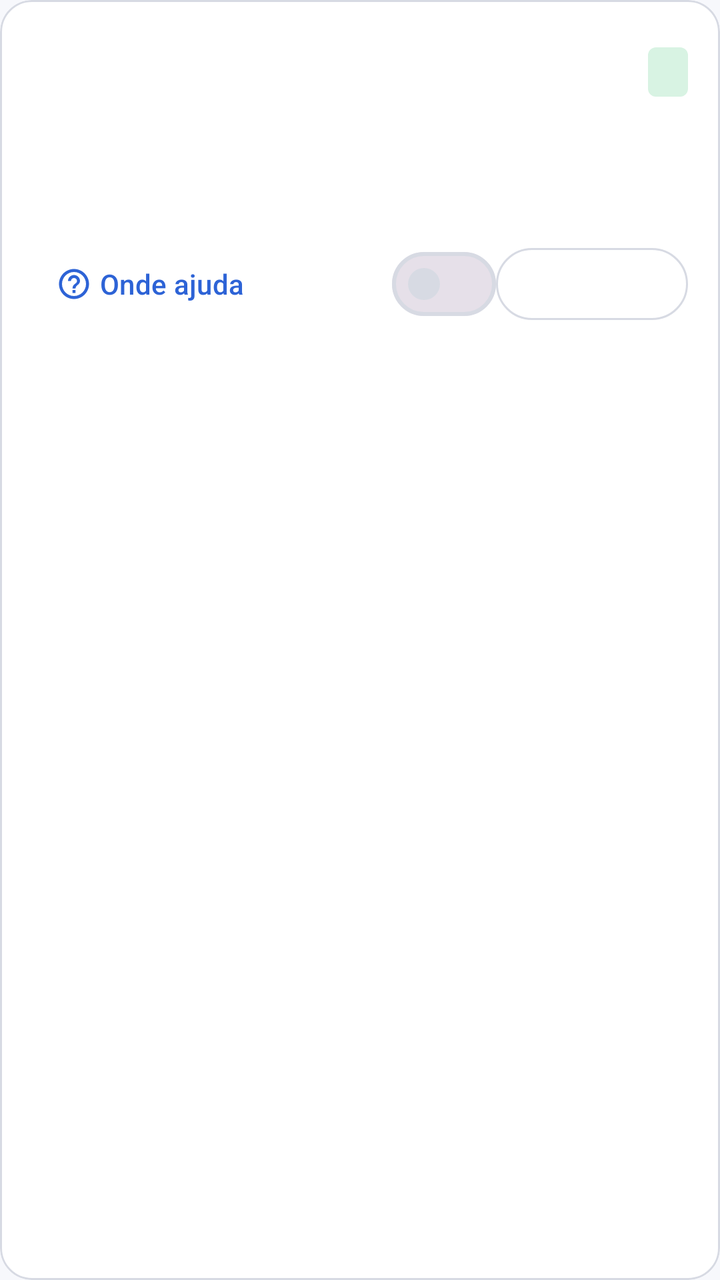
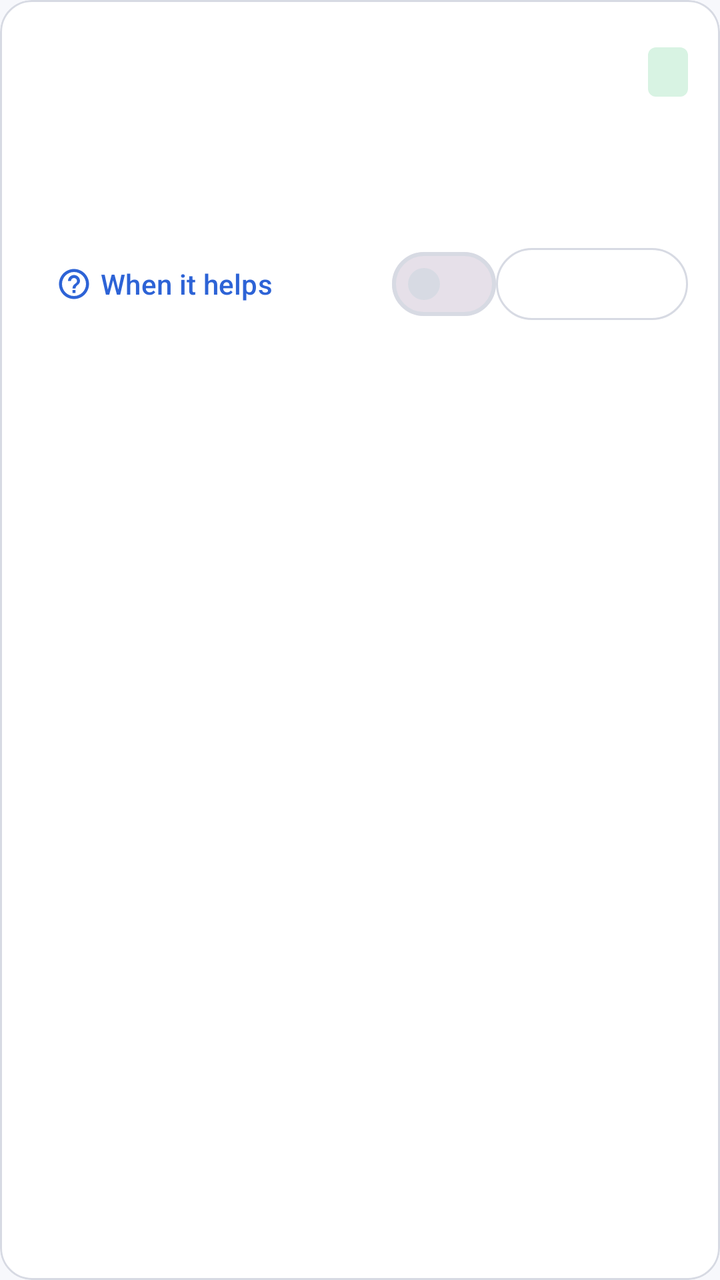

Two renders of the same Android screen: before a commit and after it. Below are the layout's source before the change and the commit's diff.
<!-- AndroidManifest.xml: application theme Theme.KristalLauncher -->
<!-- res/layout/item_patch.xml -->
<?xml version="1.0" encoding="utf-8"?>
<com.google.android.material.card.MaterialCardView
    xmlns:android="http://schemas.android.com/apk/res/android"
    xmlns:app="http://schemas.android.com/apk/res-auto"
    android:layout_width="match_parent"
    android:layout_height="wrap_content"
    android:layout_marginBottom="12dp"
    android:foreground="?attr/selectableItemBackground"
    app:cardBackgroundColor="@color/m3_surface_card"
    app:cardCornerRadius="16dp"
    app:cardElevation="0dp"
    app:strokeColor="@color/m3_outline"
    app:strokeWidth="1dp">

    <LinearLayout
        android:layout_width="match_parent"
        android:layout_height="wrap_content"
        android:orientation="vertical"
        android:padding="16dp">

        <LinearLayout
            android:layout_width="match_parent"
            android:layout_height="wrap_content"
            android:gravity="center_vertical"
            android:orientation="horizontal">

            <LinearLayout
                android:layout_width="0dp"
                android:layout_height="wrap_content"
                android:layout_weight="1"
                android:orientation="vertical">

                <TextView
                    android:id="@+id/tvPatchName"
                    android:layout_width="match_parent"
                    android:layout_height="wrap_content"
                    android:textColor="@color/m3_on_surface"
                    android:textSize="16sp"
                    android:textStyle="bold" />

                <TextView
                    android:id="@+id/tvPatchVersion"
                    android:layout_width="match_parent"
                    android:layout_height="wrap_content"
                    android:layout_marginTop="2dp"
                    android:textColor="@color/m3_on_surface_variant"
                    android:textSize="12sp" />
            </LinearLayout>

            <TextView
                android:id="@+id/tvPatchTrust"
                android:layout_width="wrap_content"
                android:layout_height="wrap_content"
                android:background="@drawable/bg_badge_demo"
                android:paddingHorizontal="10dp"
                android:paddingVertical="5dp"
                android:textSize="11sp"
                android:textStyle="bold" />
        </LinearLayout>

        <TextView
            android:id="@+id/tvPatchDescription"
            android:layout_width="match_parent"
            android:layout_height="wrap_content"
            android:layout_marginTop="10dp"
            android:ellipsize="end"
            android:maxLines="2"
            android:textColor="@color/m3_on_surface_variant"
            android:textSize="13sp" />

        <TextView
            android:id="@+id/tvPatchMetadata"
            android:layout_width="match_parent"
            android:layout_height="wrap_content"
            android:layout_marginTop="10dp"
            android:textColor="@color/m3_primary"
            android:textSize="12sp" />

        <LinearLayout
            android:layout_width="match_parent"
            android:layout_height="wrap_content"
            android:layout_marginTop="8dp"
            android:gravity="center_vertical|end"
            android:orientation="horizontal">

            <com.google.android.material.button.MaterialButton
                android:id="@+id/btnPatchUseCases"
                style="@style/Widget.Material3.Button.TextButton"
                android:layout_width="wrap_content"
                android:layout_height="44dp"
                android:minWidth="0dp"
                android:text="@string/patch_when_useful"
                android:textColor="@color/m3_primary"
                app:icon="@drawable/ic_help_outline"
                app:iconSize="18dp"
                app:iconTint="@color/m3_primary" />

            <Space
                android:layout_width="0dp"
                android:layout_height="1dp"
                android:layout_weight="1" />

            <com.google.android.material.materialswitch.MaterialSwitch
                android:id="@+id/switchPatchEnabled"
                android:layout_width="wrap_content"
                android:layout_height="wrap_content"
                android:contentDescription="@string/patch_enabled_by_default" />

            <com.google.android.material.progressindicator.CircularProgressIndicator
                android:id="@+id/patchActionProgress"
                android:layout_width="20dp"
                android:layout_height="20dp"
                android:layout_marginEnd="10dp"
                android:indeterminate="true"
                android:visibility="gone"
                app:indicatorColor="@color/m3_primary"
                app:indicatorSize="20dp"
                app:trackThickness="2dp" />

            <com.google.android.material.button.MaterialButton
                android:id="@+id/btnPatchAction"
                style="@style/Widget.Material3.Button.OutlinedButton"
                android:layout_width="wrap_content"
                android:layout_height="44dp"
                android:minWidth="96dp" />
        </LinearLayout>
    </LinearLayout>
</com.google.android.material.card.MaterialCardView>
<!-- resources referenced by this layout -->
<resources>
  <color name="m3_surface_card">#FFFFFF</color>
  <!-- drawable bg_badge_demo (drawable) -->
  <?xml version="1.0" encoding="utf-8"?>
  <shape xmlns:android="http://schemas.android.com/apk/res/android">
      <solid android:color="@color/badge_demo_bg" />
      <corners android:radius="4dp" />
  </shape>
  <string name="patch_enabled_by_default">Ativado</string>
  <string name="patch_when_useful">Onde ajuda</string>
  <style name="Theme.KristalLauncher" parent="Theme.Material3.DayNight.NoActionBar">
          <item name="colorPrimary">@color/m3_primary</item>
          <item name="colorOnPrimary">@color/m3_on_primary</item>
          <item name="colorPrimaryContainer">@color/m3_primary_container</item>
          <item name="colorOnPrimaryContainer">@color/m3_on_primary_container</item>
          <item name="android:colorBackground">@color/m3_bg_dark</item>
          <item name="colorSurface">@color/m3_surface</item>
          <item name="colorSurfaceVariant">@color/m3_surface_variant</item>
          <item name="colorOnSurface">@color/m3_on_surface</item>
          <item name="colorOnSurfaceVariant">@color/m3_on_surface_variant</item>
          <item name="colorOutline">@color/m3_outline</item>
          <item name="android:windowDrawsSystemBarBackgrounds">true</item>
          <item name="android:statusBarColor">@color/m3_bg_dark</item>
          <item name="android:navigationBarColor">@color/m3_bg_dark</item>
          <item name="android:windowLightStatusBar">@bool/is_light_theme</item>
          <item name="android:windowLightNavigationBar" tools:targetApi="o_mr1">@bool/is_light_theme</item>
          <item name="android:windowActionModeOverlay">true</item>
          <item name="android:windowActivityTransitions">true</item>
          <item name="android:windowContentTransitions">true</item>
      </style>
  <!-- unchanged entries left out for length: 12 -->
</resources>

<!-- the commit's change to res/layout/item_patch.xml (unified diff, before → after) -->
@@ -6,10 +6,10 @@
     android:layout_height="wrap_content"
     android:layout_marginBottom="12dp"
     android:foreground="?attr/selectableItemBackground"
-    app:cardBackgroundColor="@color/m3_surface_card"
-    app:cardCornerRadius="16dp"
+    app:cardBackgroundColor="?attr/colorSurface"
+    app:cardCornerRadius="?attr/kristalCorner16"
     app:cardElevation="0dp"
-    app:strokeColor="@color/m3_outline"
+    app:strokeColor="?attr/colorOutline"
     app:strokeWidth="1dp">
 
     <LinearLayout
@@ -34,7 +34,7 @@
                     android:id="@+id/tvPatchName"
                     android:layout_width="match_parent"
                     android:layout_height="wrap_content"
-                    android:textColor="@color/m3_on_surface"
+                    android:textColor="?attr/colorOnSurface"
                     android:textSize="16sp"
                     android:textStyle="bold" />
 
@@ -43,7 +43,7 @@
                     android:layout_width="match_parent"
                     android:layout_height="wrap_content"
                     android:layout_marginTop="2dp"
-                    android:textColor="@color/m3_on_surface_variant"
+                    android:textColor="?attr/colorOnSurfaceVariant"
                     android:textSize="12sp" />
             </LinearLayout>
 
@@ -65,7 +65,7 @@
             android:layout_marginTop="10dp"
             android:ellipsize="end"
             android:maxLines="2"
-            android:textColor="@color/m3_on_surface_variant"
+            android:textColor="?attr/colorOnSurfaceVariant"
             android:textSize="13sp" />
 
         <TextView
@@ -73,7 +73,7 @@
             android:layout_width="match_parent"
             android:layout_height="wrap_content"
             android:layout_marginTop="10dp"
-            android:textColor="@color/m3_primary"
+            android:textColor="?attr/colorPrimary"
             android:textSize="12sp" />
 
         <LinearLayout
@@ -88,12 +88,13 @@
                 style="@style/Widget.Material3.Button.TextButton"
                 android:layout_width="wrap_content"
                 android:layout_height="44dp"
+                app:cornerRadius="?attr/kristalCorner20"
                 android:minWidth="0dp"
                 android:text="@string/patch_when_useful"
-                android:textColor="@color/m3_primary"
-                app:icon="@drawable/ic_help_outline"
+                android:textColor="?attr/colorPrimary"
+                app:icon="?attr/kristalIconHelp"
                 app:iconSize="18dp"
-                app:iconTint="@color/m3_primary" />
+                app:iconTint="?attr/colorPrimary" />
 
             <Space
                 android:layout_width="0dp"
@@ -106,6 +107,14 @@
                 android:layout_height="wrap_content"
                 android:contentDescription="@string/patch_enabled_by_default" />
 
+            <kwz.love2d.launcher.ui.DeltaruneSquareSwitch
+                android:id="@+id/switchPatchEnabledDeltarune"
+                android:layout_width="44dp"
+                android:layout_height="24dp"
+                android:layout_marginEnd="8dp"
+                android:contentDescription="@string/patch_enabled_by_default"
+                android:visibility="gone" />
+
             <com.google.android.material.progressindicator.CircularProgressIndicator
                 android:id="@+id/patchActionProgress"
                 android:layout_width="20dp"
@@ -113,7 +122,7 @@
                 android:layout_marginEnd="10dp"
                 android:indeterminate="true"
                 android:visibility="gone"
-                app:indicatorColor="@color/m3_primary"
+                app:indicatorColor="?attr/colorPrimary"
                 app:indicatorSize="20dp"
                 app:trackThickness="2dp" />
 
@@ -122,6 +131,7 @@
                 style="@style/Widget.Material3.Button.OutlinedButton"
                 android:layout_width="wrap_content"
                 android:layout_height="44dp"
+                app:cornerRadius="?attr/kristalCorner20"
                 android:minWidth="96dp" />
         </LinearLayout>
     </LinearLayout>
<!-- resource entries referenced after the edit -->
@@ -1,25 +1,27 @@
 <!-- resources referenced by this layout -->
 <resources>
-  <color name="m3_surface_card">#FFFFFF</color>
   <!-- drawable bg_badge_demo (drawable) -->
   <?xml version="1.0" encoding="utf-8"?>
   <shape xmlns:android="http://schemas.android.com/apk/res/android">
       <solid android:color="@color/badge_demo_bg" />
-      <corners android:radius="4dp" />
+      <corners android:radius="?attr/kristalCorner4" />
   </shape>
-  <string name="patch_enabled_by_default">Ativado</string>
-  <string name="patch_when_useful">Onde ajuda</string>
+  <string name="patch_enabled_by_default">Enabled</string>
+  <string name="patch_when_useful">When it helps</string>
   <style name="Theme.KristalLauncher" parent="Theme.Material3.DayNight.NoActionBar">
           <item name="colorPrimary">@color/m3_primary</item>
           <item name="colorOnPrimary">@color/m3_on_primary</item>
           <item name="colorPrimaryContainer">@color/m3_primary_container</item>
           <item name="colorOnPrimaryContainer">@color/m3_on_primary_container</item>
+          <item name="colorError">@color/m3_error</item>
           <item name="android:colorBackground">@color/m3_bg_dark</item>
           <item name="colorSurface">@color/m3_surface</item>
           <item name="colorSurfaceVariant">@color/m3_surface_variant</item>
           <item name="colorOnSurface">@color/m3_on_surface</item>
           <item name="colorOnSurfaceVariant">@color/m3_on_surface_variant</item>
           <item name="colorOutline">@color/m3_outline</item>
+          <item name="colorControlNormal">@color/m3_on_surface_variant</item>
+          <item name="colorControlActivated">@color/m3_primary</item>
           <item name="android:windowDrawsSystemBarBackgrounds">true</item>
           <item name="android:statusBarColor">@color/m3_bg_dark</item>
           <item name="android:navigationBarColor">@color/m3_bg_dark</item>
@@ -28,7 +30,305 @@
           <item name="android:windowActionModeOverlay">true</item>
           <item name="android:windowActivityTransitions">true</item>
           <item name="android:windowContentTransitions">true</item>
+          <item name="kristalCorner4">4dp</item>
+          <item name="kristalCorner9">9dp</item>
+          <item name="kristalCorner12">12dp</item>
+          <item name="kristalCorner14">14dp</item>
+          <item name="kristalCorner16">16dp</item>
+          <item name="kristalCorner18">18dp</item>
+          <item name="kristalCorner19">19dp</item>
+          <item name="kristalCorner20">20dp</item>
+          <item name="kristalCorner22">22dp</item>
+          <item name="kristalCorner24">24dp</item>
+          <item name="kristalPrimaryContent">#FFFFFF</item>
+          <item name="kristalPatchCardColor">@color/m3_surface_variant</item>
+          <item name="kristalSegmentedButtonUncheckedColor">@color/m3_surface</item>
+          <item name="kristalIconArrowBack">@drawable/ic_arrow_back</item>
+          <item name="kristalIconChevronRight">@drawable/ic_chevron_right</item>
+          <item name="kristalIconClose">@drawable/ic_close</item>
+          <item name="kristalIconDarkMode">@drawable/ic_dark_mode</item>
+          <item name="kristalIconDelete">@drawable/ic_delete</item>
+          <item name="kristalIconDevice">@drawable/ic_device</item>
+          <item name="kristalIconFavorite">@drawable/ic_favorite</item>
+          <item name="kristalIconFilter">@drawable/ic_filter</item>
+          <item name="kristalIconFolder">@drawable/ic_folder</item>
+          <item name="kristalIconGamepad">@drawable/ic_gamepad</item>
+          <item name="kristalIconGithub">@drawable/ic_github</item>
+          <item name="kristalIconHeart">@drawable/ic_heart_pixel</item>
+          <item name="kristalIconHelp">@drawable/ic_help_outline</item>
+          <item name="kristalIconHistory">@drawable/ic_history</item>
+          <item name="kristalIconLanguage">@drawable/ic_language</item>
+          <item name="kristalIconLightMode">@drawable/ic_light_mode</item>
+          <item name="kristalIconMore">@drawable/ic_more_vert</item>
+          <item name="kristalIconPalette">@drawable/ic_palette</item>
+          <item name="kristalIconPlay">@drawable/ic_play</item>
+          <item name="kristalIconRefresh">@drawable/ic_refresh</item>
+          <item name="kristalIconSearch">@drawable/ic_search</item>
+          <item name="kristalIconSettings">@drawable/ic_settings</item>
+          <item name="kristalIconTune">@drawable/ic_tune</item>
+          <item name="kristalIconViewGrid">@drawable/ic_view_grid</item>
+          <item name="kristalIconViewList">@drawable/ic_view_list</item>
       </style>
+  <color name="m3_error">#BA1A1A</color>
+  <!-- drawable ic_arrow_back (drawable) -->
+  <vector xmlns:android="http://schemas.android.com/apk/res/android"
+      android:width="24dp"
+      android:height="24dp"
+      android:viewportWidth="24"
+      android:viewportHeight="24"
+      android:tint="?attr/colorOnSurface">
+    <path
+        android:fillColor="@android:color/white"
+        android:pathData="M20,11H7.83l5.59,-5.59L12,4l-8,8 8,8 1.41,-1.41L7.83,13H20v-2z"/>
+  </vector>
+  <!-- drawable ic_chevron_right (drawable) -->
+  <vector xmlns:android="http://schemas.android.com/apk/res/android"
+      android:width="24dp"
+      android:height="24dp"
+      android:viewportWidth="24"
+      android:viewportHeight="24"
+      android:tint="?attr/colorOnSurfaceVariant">
+    <path
+        android:fillColor="@android:color/white"
+        android:pathData="M10,6L8.59,7.41 13.17,12l-4.58,4.59L10,18l6,-6z"/>
+  </vector>
+  <!-- drawable ic_close (drawable) -->
+  <?xml version="1.0" encoding="utf-8"?>
+  <vector xmlns:android="http://schemas.android.com/apk/res/android"
+      android:width="24dp"
+      android:height="24dp"
+      android:viewportWidth="24"
+      android:viewportHeight="24">
+      <path
+          android:fillColor="#FFFFFFFF"
+          android:pathData="M18.3,5.71L12,12l6.3,6.29 -1.41,1.42L10.59,13.41 4.29,19.71 2.88,18.29 9.17,12 2.88,5.71 4.29,4.29 10.59,10.59 16.89,4.29z" />
+  </vector>
+  <!-- drawable ic_dark_mode (drawable) -->
+  <?xml version="1.0" encoding="utf-8"?>
+  <vector xmlns:android="http://schemas.android.com/apk/res/android"
+      android:width="24dp"
+      android:height="24dp"
+      android:viewportWidth="24"
+      android:viewportHeight="24">
+      <path
+          android:fillColor="#FFFFFFFF"
+          android:pathData="M12,21a9,9 0,0 1,-2.25,-17.71 0.75,0.75 0,0 1,0.83,1.1A7,7 0,0 0,19.61,13.42a0.75,0.75 0,0 1,1.1,0.83A9,9 0,0 1,12,21z" />
+  </vector>
+  <!-- drawable ic_delete (drawable) -->
+  <vector xmlns:android="http://schemas.android.com/apk/res/android"
+      android:width="24dp"
+      android:height="24dp"
+      android:viewportWidth="24"
+      android:viewportHeight="24">
+    <path
+        android:fillColor="#FFE2E2E6"
+        android:pathData="M6,19c0,1.1 0.9,2 2,2h8c1.1,0 2,-0.9 2,-2V7H6v12zM19,4h-3.5l-1,-1h-5l-1,1H5v2h14V4z"/>
+  </vector>
+  <!-- drawable ic_device (drawable) -->
+  <?xml version="1.0" encoding="utf-8"?>
+  <vector xmlns:android="http://schemas.android.com/apk/res/android"
+      android:width="24dp"
+      android:height="24dp"
+      android:viewportWidth="24"
+      android:viewportHeight="24">
+      <path
+          android:fillColor="#FFFFFFFF"
+          android:pathData="M7,2h10c1.1,0 2,0.9 2,2v16c0,1.1 -0.9,2 -2,2H7c-1.1,0 -2,-0.9 -2,-2V4c0,-1.1 0.9,-2 2,-2zM7,5v14h10V5H7zM10,3.5h4v1h-4zM11,20h2v1h-2z" />
+  </vector>
+  <!-- drawable ic_favorite (drawable) -->
+  <vector xmlns:android="http://schemas.android.com/apk/res/android"
+      android:width="24dp"
+      android:height="24dp"
+      android:viewportWidth="24"
+      android:viewportHeight="24"
+      android:tint="?attr/colorOnSurface">
+    <path
+        android:fillColor="@android:color/white"
+        android:pathData="M12,21.35l-1.45,-1.32C5.4,15.36 2,12.28 2,8.5 2,5.42 4.42,3 7.5,3c1.74,0 3.41,0.81 4.5,2.09C13.09,3.81 14.76,3 16.5,3 19.58,3 22,5.42 22,8.5c0,3.78 -3.4,6.86 -8.55,11.54L12,21.35z"/>
+  </vector>
+  <!-- drawable ic_filter (drawable) -->
+  <vector xmlns:android="http://schemas.android.com/apk/res/android"
+      android:width="24dp"
+      android:height="24dp"
+      android:viewportWidth="24"
+      android:viewportHeight="24"
+      android:tint="?attr/colorOnSurfaceVariant">
+    <path
+        android:fillColor="@android:color/white"
+        android:pathData="M3,18h6v-2H3v2z M3,6v2h18V6H3z M3,13h12v-2H3v2z"/>
+  </vector>
+  <!-- drawable ic_folder (drawable) -->
+  <vector xmlns:android="http://schemas.android.com/apk/res/android"
+      android:width="24dp"
+      android:height="24dp"
+      android:viewportWidth="24"
+      android:viewportHeight="24">
+    <path
+        android:fillColor="#FFE2E2E6"
+        android:pathData="M10,4H4c-1.1,0 -1.99,0.9 -1.99,2L2,18c0,1.1 0.9,2 2,2h16c1.1,0 2,-0.9 2,-2V8c0,-1.1 -0.9,-2 -2,-2h-8l-2,-2z"/>
+  </vector>
+  <!-- drawable ic_gamepad (drawable) -->
+  <vector xmlns:android="http://schemas.android.com/apk/res/android"
+      android:width="24dp"
+      android:height="24dp"
+      android:viewportWidth="24"
+      android:viewportHeight="24"
+      android:tint="?attr/colorOnSurface">
+    <path
+        android:fillColor="@android:color/white"
+        android:pathData="M21.58,16.09l-1.09,-7.66C20.21,6.46 18.52,5 16.53,5H7.47C5.48,5 3.79,6.46 3.51,8.43l-1.09,7.66C2.15,18.06 3.66,19.9 5.62,19.9H6c0.83,0 1.58,-0.47 1.94,-1.21L9.2,16h5.6l1.26,2.69c0.36,0.74 1.11,1.21 1.94,1.21h0.38C20.34,19.9 21.85,18.06 21.58,16.09zM11,11H9v2H8v-2H6v-1h2V8h1v2h2V11zM15,10c-0.55,0 -1,-0.45 -1,-1s0.45,-1 1,-1s1,0.45 1,1S15.55,10 15,10zM17,13c-0.55,0 -1,-0.45 -1,-1s0.45,-1 1,-1s1,0.45 1,1S17.55,13 17,13z"/>
+  </vector>
+  <!-- drawable ic_github (drawable) -->
+  <vector xmlns:android="http://schemas.android.com/apk/res/android"
+      android:width="24dp"
+      android:height="24dp"
+      android:viewportWidth="24"
+      android:viewportHeight="24">
+      <path
+          android:fillColor="@android:color/white"
+          android:pathData="M12,2C6.48,2 2,6.58 2,12.23c0,4.52 2.87,8.35 6.84,9.71 0.5,0.09 0.68,-0.22 0.68,-0.49 0,-0.24 -0.01,-1.05 -0.01,-1.91 -2.78,0.62 -3.37,-1.21 -3.37,-1.21 -0.45,-1.18 -1.11,-1.49 -1.11,-1.49 -0.91,-0.64 0.07,-0.63 0.07,-0.63 1,0.07 1.53,1.06 1.53,1.06 0.89,1.56 2.34,1.11 2.91,0.85 0.09,-0.66 0.35,-1.11 0.63,-1.37 -2.22,-0.26 -4.56,-1.14 -4.56,-5.07 0,-1.12 0.39,-2.04 1.03,-2.76 -0.1,-0.26 -0.45,-1.3 0.1,-2.72 0,0 0.84,-0.28 2.75,1.05A9.35,9.35 0,0 1,12 6.9c0.85,0 1.7,0.12 2.5,0.35 1.91,-1.33 2.75,-1.05 2.75,-1.05 0.55,1.42 0.2,2.46 0.1,2.72 0.64,0.72 1.03,1.64 1.03,2.76 0,3.94 -2.34,4.8 -4.57,5.06 0.36,0.32 0.68,0.94 0.68,1.9 0,1.37 -0.01,2.47 -0.01,2.81 0,0.27 0.18,0.59 0.69,0.49A10.04,10.04 0,0 0,22 12.23C22,6.58 17.52,2 12,2z" />
+  </vector>
+  <!-- drawable ic_heart_pixel (drawable) -->
+  <?xml version="1.0" encoding="utf-8"?>
+  <vector xmlns:android="http://schemas.android.com/apk/res/android"
+      android:width="32dp"
+      android:height="32dp"
+      android:viewportWidth="16"
+      android:viewportHeight="16">
+      <path
+          android:fillColor="#FFFFFFFF"
+          android:pathData="M2,0h2v1h2v1h1v2h2v-2h1v-1h2v-1h2v1h1v1h1v8h-2v2h-2v2h-2v2h-4v-2h-2v-2h-2v-2h-2v-8h1v-1h1v-1z" />
+  </vector>
+  <!-- drawable ic_history (drawable) -->
+  <vector xmlns:android="http://schemas.android.com/apk/res/android"
+      android:width="24dp"
+      android:height="24dp"
+      android:viewportWidth="24"
+      android:viewportHeight="24"
+      android:tint="?attr/colorOnSurface">
+    <path
+        android:fillColor="@android:color/white"
+        android:pathData="M13,3c-4.97,0 -9,4.03 -9,9H1l3.89,3.89.07,0.14L9,12H6c0,-3.87 3.13,-7 7,-7s7,3.13 7,7 -3.13,7 -7,7c-1.93,0 -3.68,-0.79 -4.94,-2.06l-1.42,1.42C8.27,19.99 10.51,21 13,21c4.97,0 9,-4.03 9,-9s-4.03,-9 -9,-9zm-1,5v5l4.28,2.54 0.72,-1.21 -3.5,-2.08V8H12z"/>
+  </vector>
+  <!-- drawable ic_language (drawable) -->
+  <vector xmlns:android="http://schemas.android.com/apk/res/android"
+      android:width="24dp"
+      android:height="24dp"
+      android:viewportWidth="24"
+      android:viewportHeight="24">
+    <path
+        android:fillColor="#FFE2E2E6"
+        android:pathData="M11.99,2C6.47,2 2,6.48 2,12s4.47,10 9.99,10C17.52,22 22,17.52 22,12S17.52,2 11.99,2zm6.93,6h-2.95c-0.32,-1.25 -0.78,-2.45 -1.38,-3.56 1.84,0.63 3.37,1.91 4.33,3.56zM12,4.04c0.83,1.2 1.48,2.53 1.91,3.96h-3.82c0.43,-1.43 1.08,-2.76 1.91,-3.96zM4.26,14C4.1,13.36 4,12.69 4,12s0.1,-1.36 0.26,-2h3.38c-0.08,0.66 -0.14,1.32 -0.14,2 0,0.68 0.06,1.34 0.14,2H4.26zm0.82,2h2.95c0.32,1.25 0.78,2.45 1.38,3.56 -1.84,-0.63 -3.37,-1.91 -4.33,-3.56zm2.95,-8H5.08c0.96,-1.65 2.49,-2.93 4.33,-3.56C8.81,5.55 8.35,6.75 8.03,8zM12,19.96c-0.83,-1.2 -1.48,-2.53 -1.91,-3.96h3.82c-0.43,1.43 -1.08,2.76 -1.91,3.96zM14.34,14h-4.68c-0.09,-0.66 -0.16,-1.32 -0.16,-2 0,-0.68 0.07,-1.35 0.16,-2h4.68c0.09,0.65 0.16,1.32 0.16,2 0,0.68 -0.07,1.34 -0.16,2zm0.77,5.56c0.6,-1.11 1.06,-2.31 1.38,-3.56h2.95c-0.96,1.65 -2.49,2.93 -4.33,3.56zM16.36,14c0.08,-0.66 0.14,-1.32 0.14,-2 0,-0.68 -0.06,-1.34 -0.14,-2h3.38c0.16,0.64 0.26,1.31 0.26,2s-0.1,1.36 -0.26,2h-3.38z"/>
+  </vector>
+  <!-- drawable ic_light_mode (drawable) -->
+  <?xml version="1.0" encoding="utf-8"?>
+  <vector xmlns:android="http://schemas.android.com/apk/res/android"
+      android:width="24dp"
+      android:height="24dp"
+      android:viewportWidth="24"
+      android:viewportHeight="24">
+      <path
+          android:fillColor="#FFFFFFFF"
+          android:pathData="M11,1h2v3h-2zM11,20h2v3h-2zM3.51,4.93l1.42,-1.42 2.12,2.12 -1.42,1.42zM16.95,18.37l1.42,-1.42 2.12,2.12 -1.42,1.42zM1,11h3v2H1zM20,11h3v2h-3zM3.51,19.07l2.12,-2.12 1.42,1.42 -2.12,2.12zM16.95,5.63l2.12,-2.12 1.42,1.42 -2.12,2.12zM12,6a6,6 0,1 0,0 12,6 6,0 0,0 0,-12zM12,8a4,4 0,1 1,0 8,4 4,0 0,1 0,-8z" />
+  </vector>
+  <!-- drawable ic_more_vert (drawable) -->
+  <vector xmlns:android="http://schemas.android.com/apk/res/android"
+      android:width="24dp"
+      android:height="24dp"
+      android:viewportWidth="24"
+      android:viewportHeight="24"
+      android:tint="?attr/colorOnSurfaceVariant">
+    <path
+        android:fillColor="@android:color/white"
+        android:pathData="M12,8c1.1,0 2,-0.9 2,-2s-0.9,-2 -2,-2 -2,0.9 -2,2 0.9,2 2,2zM12,10c-1.1,0 -2,0.9 -2,2s0.9,2 2,2 2,-0.9 2,-2 -0.9,-2 -2,-2zM12,16c-1.1,0 -2,0.9 -2,2s0.9,2 2,2 2,-0.9 2,-2 -0.9,-2 -2,-2z"/>
+  </vector>
+  <!-- drawable ic_palette (drawable) -->
+  <?xml version="1.0" encoding="utf-8"?>
+  <vector xmlns:android="http://schemas.android.com/apk/res/android"
+      android:width="24dp"
+      android:height="24dp"
+      android:viewportWidth="24"
+      android:viewportHeight="24">
+      <path
+          android:fillColor="#FFFFFFFF"
+          android:pathData="M12,3C7.03,3 3,6.58 3,11c0,3.86 3.14,7 7,7h1.65c0.74,0 1.35,-0.6 1.35,-1.35 0,-0.35 -0.14,-0.68 -0.38,-0.93 -0.2,-0.2 -0.32,-0.47 -0.32,-0.77 0,-0.61 0.49,-1.1 1.1,-1.1H15c3.31,0 6,-2.46 6,-5.5C21,5.39 16.97,3 12,3zM7.5,12C6.67,12 6,11.33 6,10.5S6.67,9 7.5,9 9,9.67 9,10.5 8.33,12 7.5,12zM10,8C9.17,8 8.5,7.33 8.5,6.5S9.17,5 10,5s1.5,0.67 1.5,1.5S10.83,8 10,8zM14.5,8c-0.83,0 -1.5,-0.67 -1.5,-1.5S13.67,5 14.5,5 16,5.67 16,6.5 15.33,8 14.5,8zM17.5,11c-0.83,0 -1.5,-0.67 -1.5,-1.5S16.67,8 17.5,8 19,8.67 19,9.5 18.33,11 17.5,11z" />
+  </vector>
+  <!-- drawable ic_play (drawable) -->
+  <vector xmlns:android="http://schemas.android.com/apk/res/android"
+      android:width="24dp"
+      android:height="24dp"
+      android:viewportWidth="24"
+      android:viewportHeight="24">
+    <path
+        android:fillColor="#FF002D6E"
+        android:pathData="M8,5v14l11,-7z"/>
+  </vector>
+  <!-- drawable ic_refresh (drawable) -->
+  <vector xmlns:android="http://schemas.android.com/apk/res/android"
+      android:width="24dp"
+      android:height="24dp"
+      android:viewportWidth="24"
+      android:viewportHeight="24"
+      android:tint="?attr/colorOnSurface">
+    <path
+        android:fillColor="@android:color/white"
+        android:pathData="M17.65,6.35C16.2,4.9 14.21,4 12,4c-4.42,0 -7.99,3.58 -7.99,8s3.57,8 7.99,8c3.73,0 6.84,-2.55 7.73,-6h-2.08c-0.82,2.33 -3.04,4 -5.65,4 -3.31,0 -6,-2.69 -6,-6s2.69,-6 6,-6c1.66,0 3.14,0.69 4.22,1.78L13,11h7V4l-2.35,2.35z"/>
+  </vector>
+  <!-- drawable ic_search (drawable) -->
+  <vector xmlns:android="http://schemas.android.com/apk/res/android"
+      android:width="24dp"
+      android:height="24dp"
+      android:viewportWidth="24"
+      android:viewportHeight="24">
+    <path
+        android:fillColor="#FFC4C6D0"
+        android:pathData="M15.5,14h-0.79l-0.28,-0.27C15.41,12.59 16,11.11 16,9.5 16,5.91 13.09,3 9.5,3S3,5.91 3,9.5 5.91,16 9.5,16c1.61,0 3.09,-0.59 4.23,-1.57l0.27,0.28v0.79l5,4.99L20.49,19l-4.99,-5zm-6,0C7.01,14 5,11.99 5,9.5S7.01,5 9.5,5 14,7.01 14,9.5 11.99,14 9.5,14z"/>
+  </vector>
+  <!-- drawable ic_settings (drawable) -->
+  <vector xmlns:android="http://schemas.android.com/apk/res/android"
+      android:width="24dp"
+      android:height="24dp"
+      android:viewportWidth="24"
+      android:viewportHeight="24"
+      android:tint="?attr/colorOnSurface">
+    <path
+        android:fillColor="@android:color/white"
+        android:pathData="M19.14,12.94c0.04,-0.3 0.06,-0.61 0.06,-0.94c0,-0.32 -0.02,-0.64 -0.07,-0.94l2.03,-1.58c0.18,-0.14 0.23,-0.41 0.12,-0.61l-1.92,-3.32c-0.12,-0.22 -0.37,-0.29 -0.59,-0.22l-2.39,0.96c-0.5,-0.38 -1.03,-0.7 -1.62,-0.94l-0.36,-2.54c-0.04,-0.24 -0.24,-0.41 -0.48,-0.41h-3.84c-0.24,0 -0.43,0.17 -0.47,0.41l-0.36,2.54c-0.59,0.24 -1.13,0.57 -1.62,0.94l-2.39,-0.96c-0.22,-0.08 -0.47,0 -0.59,0.22L2.74,8.87c-0.12,0.21 -0.08,0.47 0.12,0.61l2.03,1.58c-0.05,0.3 -0.09,0.63 -0.09,0.94s0.02,0.64 0.07,0.94l-2.03,1.58c-0.18,0.14 -0.23,0.41 -0.12,0.61l1.92,3.32c0.12,0.22 0.37,0.29 0.59,0.22l2.39,-0.96c0.5,0.38 1.03,0.7 1.62,0.94l0.36,2.54c0.05,0.24 0.24,0.41 0.48,0.41h3.84c0.24,0 0.44,-0.17 0.47,-0.41l0.36,-2.54c0.59,-0.24 1.13,-0.56 1.62,-0.94l2.39,0.96c0.22,0.08 0.47,0 0.59,-0.22l1.92,-3.32c0.12,-0.22 0.07,-0.47 -0.12,-0.61l-2.01,-1.58zM12,15.6c-1.98,0 -3.6,-1.62 -3.6,-3.6s1.62,-3.6 3.6,-3.6s3.6,1.62 3.6,3.6s-1.62,3.6 -3.6,3.6z"/>
+  </vector>
+  <!-- drawable ic_tune (drawable) -->
+  <?xml version="1.0" encoding="utf-8"?>
+  <vector xmlns:android="http://schemas.android.com/apk/res/android"
+      android:width="24dp"
+      android:height="24dp"
+      android:viewportWidth="24"
+      android:viewportHeight="24"
+      android:tint="?attr/colorOnSurface">
+      <path
+          android:fillColor="#FFFFFFFF"
+          android:pathData="M3,17v2h6v-2H3zM3,5v2h10V5H3zM13,21v-2h8v-2h-8v-2h-2v6h2zM7,9v2H3v2h4v2h2V9H7zM21,13v-2H11v2h10zM15,9h2V7h4V5h-4V3h-2v6z" />
+  </vector>
+  <!-- drawable ic_view_grid (drawable) -->
+  <vector xmlns:android="http://schemas.android.com/apk/res/android"
+      android:width="24dp"
+      android:height="24dp"
+      android:viewportWidth="24"
+      android:viewportHeight="24"
+      android:tint="?attr/colorOnSurface">
+    <path
+        android:fillColor="@android:color/white"
+        android:pathData="M4,11h6V3H4v8zm0,10h6v-8H4v8zm8,0h6v-8h-6v8zm8,0h4v-8h-4v8zm-8,-10h6V3h-6v8zm8,-8v8h4V3h-4z"/>
+  </vector>
+  <!-- drawable ic_view_list (drawable) -->
+  <vector xmlns:android="http://schemas.android.com/apk/res/android"
+      android:width="24dp"
+      android:height="24dp"
+      android:viewportWidth="24"
+      android:viewportHeight="24"
+      android:tint="?attr/colorOnSurface">
+    <path
+        android:fillColor="@android:color/white"
+        android:pathData="M4,15h16v-2H4v2zm0,4h16v-2H4v2zm0,-8h16V9H4v2zm0,-6v2h16V5H4z"/>
+  </vector>
   <!-- unchanged entries left out for length: 12 -->
 </resources>
 
